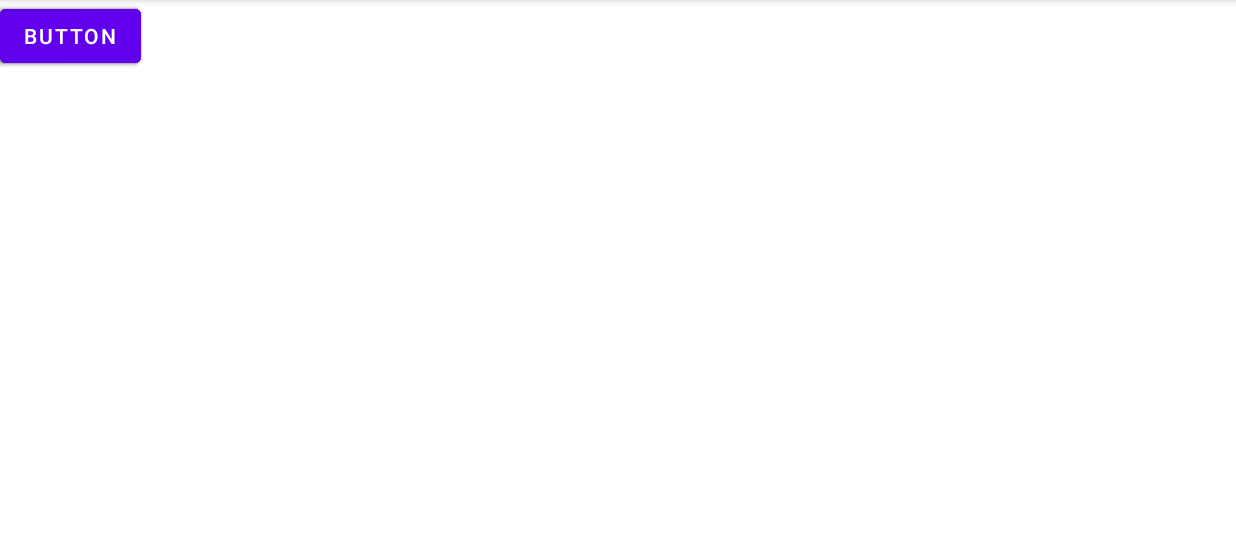
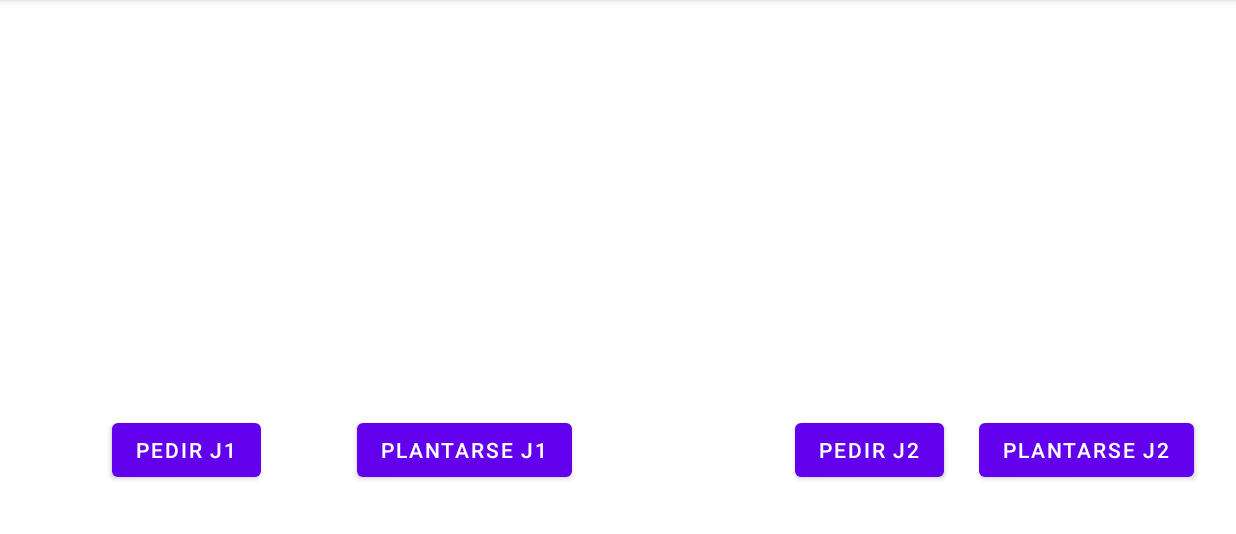
Before and after one commit to diurvi15/TrabajoGrupalBlackjack, an Android app: the Juego screen opened directly, with no data from a screen before it, on a phone screen of 824 x 412 dp (held sideways), the part 84-618 px from its top. Run offline under Robolectric (Android 15) with nearby library versions, the phone set to English and light mode, and no system bars.

Commit message:
Arreglar fallos juego

```diff
--- a/app/src/main/res/layout/activity_juego.xml
+++ b/app/src/main/res/layout/activity_juego.xml
@@ -6,75 +6,43 @@
     android:layout_height="match_parent"
     tools:context=".vista.Juego">
 
-    <ImageView
-        android:id="@+id/imageView6"
-        android:layout_width="82dp"
-        android:layout_height="119dp"
-        tools:layout_editor_absoluteX="39dp"
-        tools:layout_editor_absoluteY="48dp"
-        tools:srcCompat="@tools:sample/avatars" />
-
-    <ImageView
-        android:id="@+id/imageView4"
-        android:layout_width="82dp"
-        android:layout_height="119dp"
-        tools:layout_editor_absoluteX="64dp"
-        tools:layout_editor_absoluteY="93dp"
-        tools:srcCompat="@tools:sample/avatars" />
-
-    <ImageView
-        android:id="@+id/imageView2"
-        android:layout_width="82dp"
-        android:layout_height="119dp"
-        tools:layout_editor_absoluteX="99dp"
-        tools:layout_editor_absoluteY="133dp"
-        tools:srcCompat="@tools:sample/avatars" />
-
-    <ImageView
-        android:id="@+id/imageView3"
-        android:layout_width="82dp"
-        android:layout_height="119dp"
-        tools:layout_editor_absoluteX="474dp"
-        tools:layout_editor_absoluteY="48dp"
-        tools:srcCompat="@tools:sample/avatars" />
-
-    <ImageView
-        android:id="@+id/imageView5"
-        android:layout_width="82dp"
-        android:layout_height="119dp"
-        tools:layout_editor_absoluteX="518dp"
-        tools:layout_editor_absoluteY="88dp"
-        tools:srcCompat="@tools:sample/avatars" />
-
     <Button
         android:id="@+id/j1pedircarta"
         android:layout_width="wrap_content"
         android:layout_height="wrap_content"
-        android:text="Button"
-        tools:layout_editor_absoluteX="27dp"
-        tools:layout_editor_absoluteY="330dp" />
+        android:layout_marginBottom="32dp"
+        android:text="Pedir J1"
+        app:layout_constraintBottom_toBottomOf="parent"
+        app:layout_constraintEnd_toStartOf="@+id/j1plantarse"
+        app:layout_constraintHorizontal_bias="0.54"
+        app:layout_constraintStart_toStartOf="parent" />
 
     <Button
         android:id="@+id/j1plantarse"
         android:layout_width="wrap_content"
         android:layout_height="wrap_content"
-        android:text="Button"
-        tools:layout_editor_absoluteX="146dp"
-        tools:layout_editor_absoluteY="330dp" />
+        android:text="Plantarse J1"
+        app:layout_constraintBottom_toBottomOf="@+id/j2pedircarta"
+        app:layout_constraintEnd_toStartOf="@+id/j2pedircarta"
+        app:layout_constraintHorizontal_bias="0.615"
+        app:layout_constraintStart_toStartOf="parent" />
 
     <Button
         android:id="@+id/j2plantarse"
         android:layout_width="wrap_content"
         android:layout_height="wrap_content"
-        android:text="Button"
-        tools:layout_editor_absoluteX="600dp"
-        tools:layout_editor_absoluteY="330dp" />
+        android:layout_marginEnd="28dp"
+        android:text="Plantarse J2"
+        app:layout_constraintBottom_toBottomOf="@+id/j2pedircarta"
+        app:layout_constraintEnd_toEndOf="parent" />
 
     <Button
         android:id="@+id/j2pedircarta"
         android:layout_width="wrap_content"
         android:layout_height="wrap_content"
-        android:text="Button"
-        tools:layout_editor_absoluteX="474dp"
-        tools:layout_editor_absoluteY="329dp" />
+        android:text="Pedir J2"
+        app:layout_constraintBottom_toBottomOf="@+id/j1pedircarta"
+        app:layout_constraintEnd_toStartOf="@+id/j2plantarse"
+        app:layout_constraintHorizontal_bias="0.958"
+        app:layout_constraintStart_toStartOf="parent" />
 </androidx.constraintlayout.widget.ConstraintLayout>
```
Also changed, not shown: app/src/main/java/com/example/trabajogrupalblackjack/vista/Juego.java (+64 -82 lines), app/src/main/java/com/example/trabajogrupalblackjack/vista/MenuInicial.java (+15 -10 lines).
